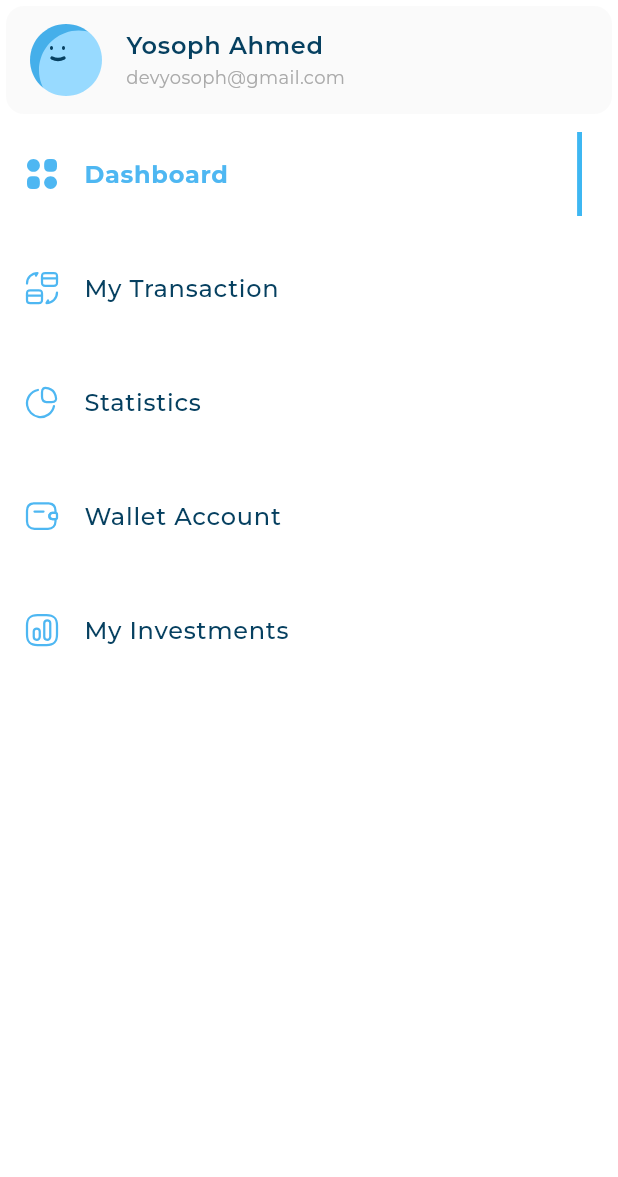
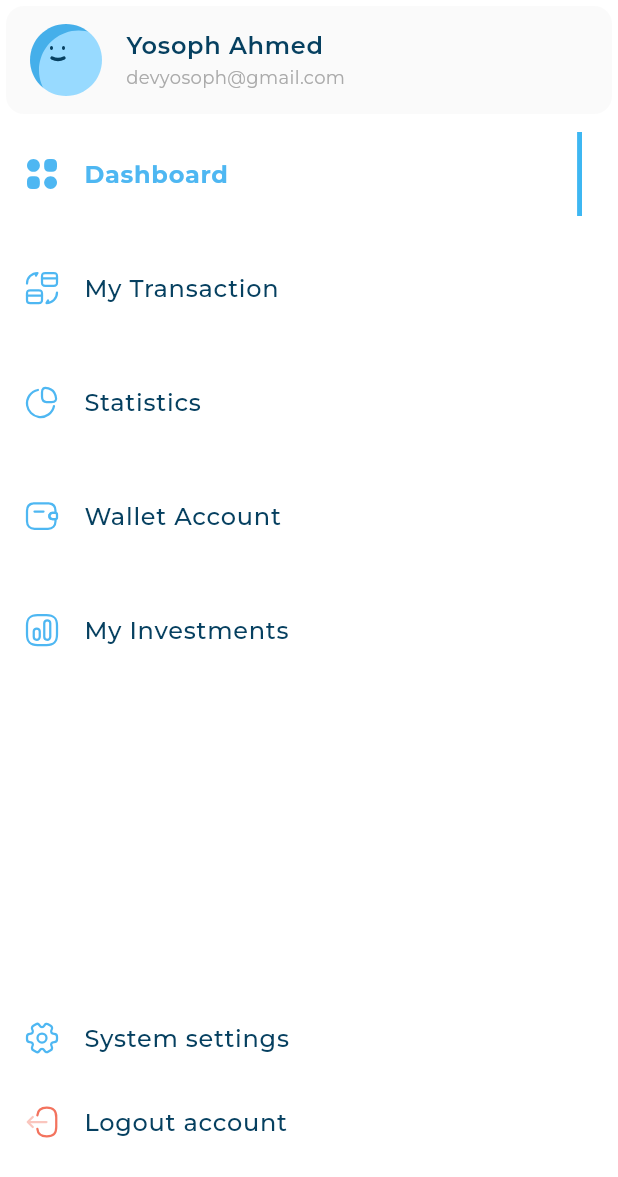
Before and after one commit to YosophAhmed/responsive_dashboard, a Flutter app: the CustomDrawer widget shown alone on an empty page, opened directly, on a phone screen of 412 x 824 dp. Shown: the top 1177 px of the screen. Run offline on Flutter 3.47's test engine with Material 3 defaults, Android fonts, the light colour scheme and no system bars; our stand-ins replace flutter_svg; project files that could hold a hidden picture were left out.

Commit message:
Latest Commit

```diff
--- a/lib/utils/app_images.dart
+++ b/lib/utils/app_images.dart
@@ -10,4 +10,6 @@ abstract class AppImages {
   static const String transaction = 'assets/images/my_transaction.svg';
   static const String statistics = 'assets/images/statistics.svg';
   static const String wallet = 'assets/images/wallet.svg';
+  static const String settings = 'assets/images/setting-2.svg';
+  static const String logout = 'assets/images/logout.svg';
 }
--- a/lib/views/dashboard_view.dart
+++ b/lib/views/dashboard_view.dart
@@ -9,6 +9,7 @@ class DashBoardView extends StatelessWidget {
   @override
   Widget build(BuildContext context) {
     return Scaffold(
+      backgroundColor: const Color(0xFFF7F9FA),
       body: AdaptiveLayout(
         mobileLayout: (BuildContext context) => const SizedBox(),
         tabletLayout: (BuildContext context) => const SizedBox(),
--- a/lib/widgets/custom_drawer.dart
+++ b/lib/widgets/custom_drawer.dart
@@ -1,5 +1,7 @@
 import 'package:flutter/material.dart';
+import 'package:responsive_dashboard/models/drawer_item_model.dart';
 import 'package:responsive_dashboard/utils/app_images.dart';
+import 'package:responsive_dashboard/widgets/inactive_drawer_item.dart';
 import 'package:responsive_dashboard/widgets/user_info_list_tile.dart';
 
 import 'drawer_items_listview.dart';
@@ -11,17 +13,48 @@ class CustomDrawer extends StatelessWidget {
   Widget build(BuildContext context) {
     return Container(
       color: Colors.white,
-      child: const Column(
-        children: [
-          UserInfoListTile(
-            image: AppImages.avatar1,
-            title: 'Yosoph Ahmed',
-            subtitle: 'devyosoph@gmail.com',
+      child: const CustomScrollView(
+        slivers: [
+          SliverToBoxAdapter(
+            child: UserInfoListTile(
+              image: AppImages.avatar1,
+              title: 'Yosoph Ahmed',
+              subtitle: 'devyosoph@gmail.com',
+            ),
           ),
-          SizedBox(
-            height: 8,
+          SliverToBoxAdapter(
+            child: SizedBox(
+              height: 8,
+            ),
           ),
           DrawerItemsListView(),
+          SliverFillRemaining(
+            hasScrollBody: false,
+            child: Column(
+              children: [
+                Expanded(
+                  child: SizedBox(
+                    height: 20,
+                  ),
+                ),
+                InActiveDrawerItem(
+                  drawerItemModel: DrawerItemModel(
+                    image: AppImages.settings,
+                    title: 'System settings',
+                  ),
+                ),
+                InActiveDrawerItem(
+                  drawerItemModel: DrawerItemModel(
+                    image: AppImages.logout,
+                    title: 'Logout account',
+                  ),
+                ),
+                SizedBox(
+                  height: 48,
+                ),
+              ],
+            ),
+          ),
         ],
       ),
     );
--- a/lib/widgets/drawer_items_listview.dart
+++ b/lib/widgets/drawer_items_listview.dart
@@ -13,23 +13,23 @@ class DrawerItemsListView extends StatefulWidget {
 
 class _DrawerItemsListViewState extends State<DrawerItemsListView> {
   final List<DrawerItemModel> items = [
-    DrawerItemModel(
+    const DrawerItemModel(
       image: AppImages.dashboard,
       title: 'Dashboard',
     ),
-    DrawerItemModel(
+    const DrawerItemModel(
       image: AppImages.transaction,
       title: 'My Transaction',
     ),
-    DrawerItemModel(
+    const DrawerItemModel(
       image: AppImages.statistics,
       title: 'Statistics',
     ),
-    DrawerItemModel(
+    const DrawerItemModel(
       image: AppImages.wallet,
       title: 'Wallet Account',
     ),
-    DrawerItemModel(
+    const DrawerItemModel(
       image: AppImages.investments,
       title: 'My Investments',
     ),
@@ -39,9 +39,7 @@ class _DrawerItemsListViewState extends State<DrawerItemsListView> {
 
   @override
   Widget build(BuildContext context) {
-    return ListView.separated(
-      shrinkWrap: true,
-      physics: const NeverScrollableScrollPhysics(),
+    return SliverList.separated(
       itemCount: items.length,
       itemBuilder: (context, index) => InkWell(
         onTap: () {
```
Also changed, not shown: lib/widgets/all_expenses.dart (added, +25 -0 lines), lib/widgets/all_expenses_header.dart (added, +21 -0 lines), lib/widgets/dashboard_desktop_layout.dart (+14 -0 lines), lib/widgets/range_options.dart (added, +39 -0 lines), assets/images/logout.svg (added), assets/images/setting-2.svg (added).
